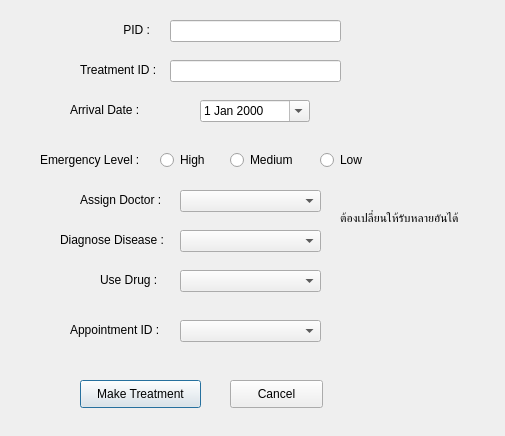
SPRYK/DatabaseProject, file treatmentAdd.ui: the form before one commit.
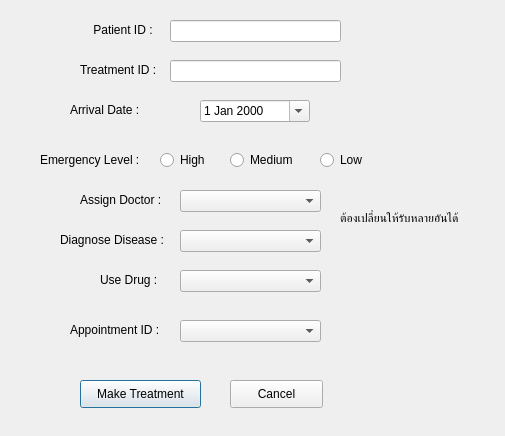
The form after the commit.

Diff of the .ui file:
```diff
--- a/treatmentAdd.ui
+++ b/treatmentAdd.ui
@@ -65,14 +65,14 @@
   <widget class="QLabel" name="label_5">
    <property name="geometry">
     <rect>
-     <x>120</x>
+     <x>90</x>
      <y>20</y>
-     <width>41</width>
+     <width>71</width>
      <height>20</height>
     </rect>
    </property>
    <property name="text">
-    <string> PID :</string>
+    <string> Patient ID :</string>
    </property>
   </widget>
   <widget class="QLineEdit" name="lineEdit_3">
```
